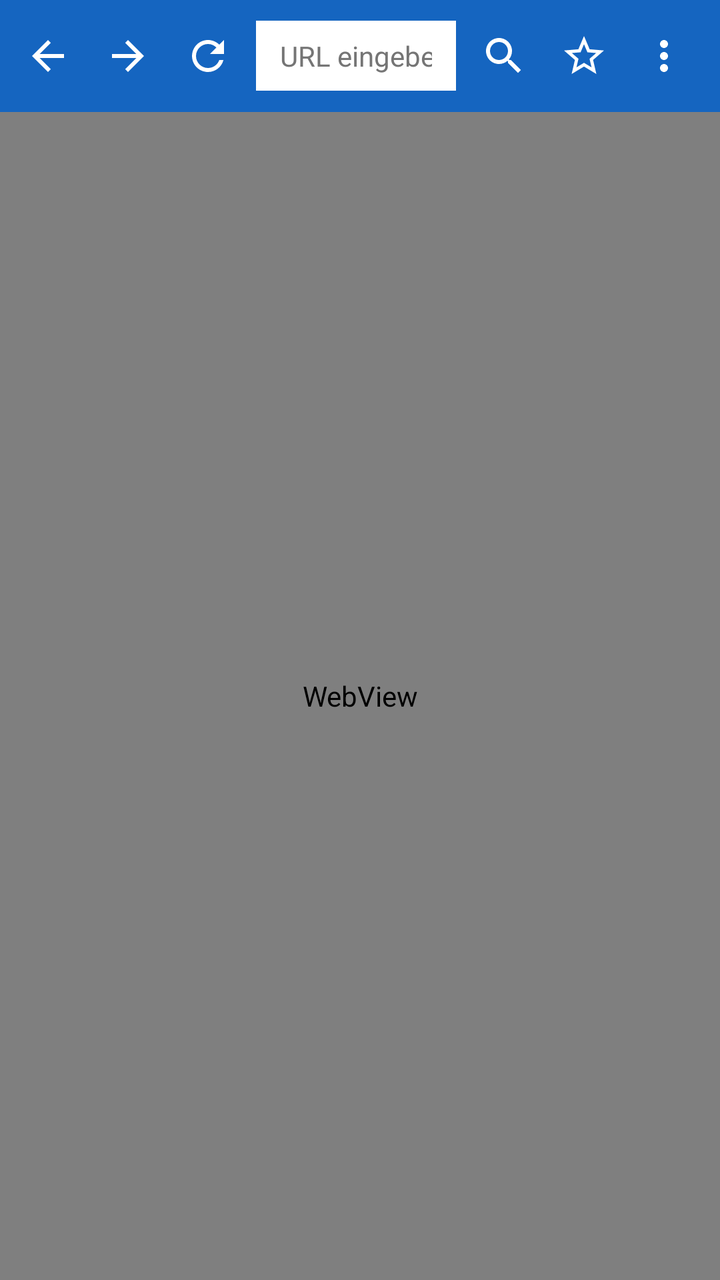
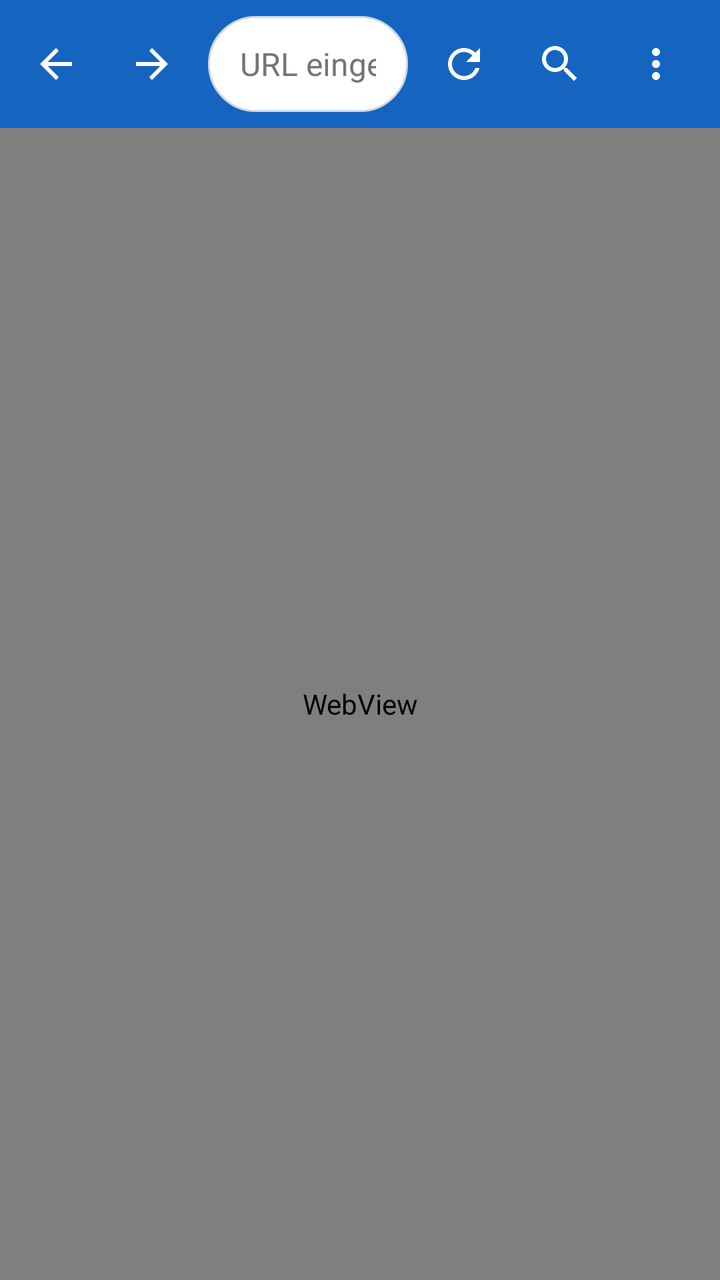

Before-and-after screenshots of an Android layout around one commit, followed by the original layout XML and the change that was made.
<!-- AndroidManifest.xml: activity theme Theme.VideoDownloader -->
<!-- res/layout/activity_main.xml -->
<?xml version="1.0" encoding="utf-8"?>
<androidx.constraintlayout.widget.ConstraintLayout xmlns:android="http://schemas.android.com/apk/res/android"
    xmlns:app="http://schemas.android.com/apk/res-auto"
    android:layout_width="match_parent"
    android:layout_height="match_parent">

    <LinearLayout
        android:id="@+id/toolbar"
        android:layout_width="0dp"
        android:layout_height="wrap_content"
        android:background="@color/primary"
        android:gravity="center_vertical"
        android:orientation="horizontal"
        android:paddingStart="4dp"
        android:paddingTop="8dp"
        android:paddingEnd="8dp"
        android:paddingBottom="8dp"
        app:layout_constraintEnd_toEndOf="parent"
        app:layout_constraintStart_toStartOf="parent"
        app:layout_constraintTop_toTopOf="parent">

        <ImageButton
            android:id="@+id/btnBack"
            style="?attr/borderlessButtonStyle"
            android:layout_width="40dp"
            android:layout_height="40dp"
            android:background="?attr/selectableItemBackgroundBorderless"
            android:contentDescription="@string/action_back"
            android:src="@drawable/ic_back"
            app:tint="#FFFFFF" />

        <ImageButton
            android:id="@+id/btnForward"
            style="?attr/borderlessButtonStyle"
            android:layout_width="40dp"
            android:layout_height="40dp"
            android:background="?attr/selectableItemBackgroundBorderless"
            android:contentDescription="@string/action_forward"
            android:src="@drawable/ic_forward"
            app:tint="#FFFFFF" />

        <ImageButton
            android:id="@+id/btnReload"
            style="?attr/borderlessButtonStyle"
            android:layout_width="40dp"
            android:layout_height="40dp"
            android:background="?attr/selectableItemBackgroundBorderless"
            android:contentDescription="@string/action_reload"
            android:src="@drawable/ic_refresh"
            app:tint="#FFFFFF" />

        <EditText
            android:id="@+id/addressBar"
            android:layout_width="0dp"
            android:layout_height="wrap_content"
            android:layout_marginStart="4dp"
            android:layout_weight="1"
            android:background="@android:color/white"
            android:hint="@string/address_bar_hint"
            android:imeOptions="actionGo"
            android:inputType="textUri"
            android:maxLines="1"
            android:paddingStart="12dp"
            android:paddingTop="8dp"
            android:paddingEnd="12dp"
            android:paddingBottom="8dp"
            android:selectAllOnFocus="true"
            android:singleLine="true"
            android:textColor="#000000"
            android:textColorHint="#757575"
            android:textCursorDrawable="@null"
            android:textSize="14sp" />

        <ImageButton
            android:id="@+id/btnScan"
            android:layout_width="40dp"
            android:layout_height="40dp"
            android:layout_marginStart="4dp"
            android:background="?attr/selectableItemBackgroundBorderless"
            android:contentDescription="@string/action_scan"
            android:src="@drawable/ic_search" />

        <ImageButton
            android:id="@+id/btnBookmark"
            android:layout_width="40dp"
            android:layout_height="40dp"
            android:background="?attr/selectableItemBackgroundBorderless"
            android:contentDescription="@string/action_bookmark_add"
            android:src="@drawable/ic_star_outline" />

        <ImageButton
            android:id="@+id/btnMenu"
            android:layout_width="40dp"
            android:layout_height="40dp"
            android:background="?attr/selectableItemBackgroundBorderless"
            android:contentDescription="@string/action_menu"
            android:src="@drawable/ic_more_vert" />
    </LinearLayout>

    <ProgressBar
        android:id="@+id/progressBar"
        style="?android:attr/progressBarStyleHorizontal"
        android:layout_width="0dp"
        android:layout_height="3dp"
        android:max="100"
        android:visibility="gone"
        app:layout_constraintEnd_toEndOf="parent"
        app:layout_constraintStart_toStartOf="parent"
        app:layout_constraintTop_toBottomOf="@id/toolbar" />

    <WebView
        android:id="@+id/webView"
        android:layout_width="0dp"
        android:layout_height="0dp"
        app:layout_constraintBottom_toBottomOf="parent"
        app:layout_constraintEnd_toEndOf="parent"
        app:layout_constraintStart_toStartOf="parent"
        app:layout_constraintTop_toBottomOf="@id/progressBar" />

    
    <WebView
        android:id="@+id/crawlerWebView"
        android:layout_width="0dp"
        android:layout_height="0dp"
        android:visibility="invisible"
        app:layout_constraintBottom_toBottomOf="parent"
        app:layout_constraintEnd_toEndOf="parent"
        app:layout_constraintStart_toStartOf="parent"
        app:layout_constraintTop_toBottomOf="@id/progressBar" />

    <FrameLayout
        android:id="@+id/fullscreenContainer"
        android:layout_width="match_parent"
        android:layout_height="match_parent"
        android:background="#000000"
        android:visibility="gone"
        app:layout_constraintBottom_toBottomOf="parent"
        app:layout_constraintEnd_toEndOf="parent"
        app:layout_constraintStart_toStartOf="parent"
        app:layout_constraintTop_toTopOf="parent" />

</androidx.constraintlayout.widget.ConstraintLayout>
<!-- resources referenced by this layout -->
<resources>
  <color name="primary">#1565C0</color>
  <!-- drawable ic_back (drawable) -->
  <vector xmlns:android="http://schemas.android.com/apk/res/android"
      android:width="24dp"
      android:height="24dp"
      android:viewportWidth="24"
      android:viewportHeight="24">
      <path
          android:fillColor="#FF000000"
          android:pathData="M20,11H7.83l5.59,-5.59L12,4l-8,8 8,8 1.41,-1.41L7.83,13H20v-2z" />
  </vector>
  <!-- drawable ic_forward (drawable) -->
  <vector xmlns:android="http://schemas.android.com/apk/res/android"
      android:width="24dp"
      android:height="24dp"
      android:viewportWidth="24"
      android:viewportHeight="24">
      <path
          android:fillColor="#FF000000"
          android:pathData="M12,4l-1.41,1.41L16.17,11H4v2h12.17l-5.58,5.59L12,20l8,-8z" />
  </vector>
  <!-- drawable ic_more_vert (drawable) -->
  <vector xmlns:android="http://schemas.android.com/apk/res/android"
      android:width="24dp"
      android:height="24dp"
      android:viewportWidth="24"
      android:viewportHeight="24"
      android:tint="#FFFFFFFF">
      <path
          android:fillColor="#FFFFFFFF"
          android:pathData="M12,8c1.1,0 2,-0.9 2,-2s-0.9,-2 -2,-2 -2,0.9 -2,2 0.9,2 2,2zM12,10c-1.1,0 -2,0.9 -2,2s0.9,2 2,2 2,-0.9 2,-2 -0.9,-2 -2,-2zM12,16c-1.1,0 -2,0.9 -2,2s0.9,2 2,2 2,-0.9 2,-2 -0.9,-2 -2,-2z" />
  </vector>
  <!-- drawable ic_refresh (drawable) -->
  <vector xmlns:android="http://schemas.android.com/apk/res/android"
      android:width="24dp"
      android:height="24dp"
      android:viewportWidth="24"
      android:viewportHeight="24">
      <path
          android:fillColor="#FF000000"
          android:pathData="M17.65,6.35C16.2,4.9 14.21,4 12,4c-4.42,0 -7.99,3.58 -7.99,8s3.57,8 7.99,8c3.73,0 6.84,-2.55 7.73,-6h-2.08c-0.82,2.33 -3.04,4 -5.65,4 -3.31,0 -6,-2.69 -6,-6s2.69,-6 6,-6c1.66,0 3.14,0.69 4.22,1.78L13,11h7V4l-2.35,2.35z" />
  </vector>
  <!-- drawable ic_search (drawable) -->
  <vector xmlns:android="http://schemas.android.com/apk/res/android"
      android:width="24dp"
      android:height="24dp"
      android:viewportWidth="24"
      android:viewportHeight="24"
      android:tint="#FFFFFFFF">
      <path
          android:fillColor="#FFFFFFFF"
          android:pathData="M15.5,14h-0.79l-0.28,-0.27C15.41,12.59 16,11.11 16,9.5 16,5.91 13.09,3 9.5,3S3,5.91 3,9.5 5.91,16 9.5,16c1.61,0 3.09,-0.59 4.23,-1.57l0.27,0.28v0.79l5,4.99L20.49,19l-4.99,-5zM9.5,14C7.01,14 5,11.99 5,9.5S7.01,5 9.5,5 14,7.01 14,9.5 11.99,14 9.5,14z" />
  </vector>
  <!-- drawable ic_star_outline (drawable) -->
  <vector xmlns:android="http://schemas.android.com/apk/res/android"
      android:width="24dp"
      android:height="24dp"
      android:viewportWidth="24"
      android:viewportHeight="24"
      android:tint="#FFFFFFFF">
      <path
          android:fillColor="#FFFFFFFF"
          android:pathData="M22,9.24l-7.19,-0.62L12,2 9.19,8.63 2,9.24l5.46,4.73L5.82,21 12,17.27 18.18,21l-1.63,-7.03L22,9.24zM12,15.4l-3.76,2.27 1,-4.28 -3.32,-2.88 4.38,-0.38L12,6.1l1.71,4.04 4.38,0.38 -3.32,2.88 1,4.28L12,15.4z" />
  </vector>
  <string name="action_back">Zurück</string>
  <string name="action_bookmark_add">Zu Favoriten hinzufügen</string>
  <string name="action_forward">Vorwärts</string>
  <string name="action_menu">Weitere Optionen</string>
  <string name="action_reload">Neu laden</string>
  <string name="action_scan">Medien auf dieser Seite suchen</string>
  <string name="address_bar_hint">URL eingeben oder suchen…</string>
  <style name="Theme.VideoDownloader" parent="Theme.MaterialComponents.DayNight.NoActionBar">
          <item name="colorPrimary">@color/primary</item>
          <item name="colorPrimaryDark">@color/primary_dark</item>
          <item name="colorAccent">@color/accent</item>
          <item name="android:statusBarColor" tools:targetApi="21">@color/primary_dark</item>
          <item name="android:windowBackground">@color/background</item>
      </style>
  <color name="primary_dark">#0D47A1</color>
  <color name="accent">#00897B</color>
  <color name="background">#FFFFFF</color>
</resources>

<!-- the commit's change to res/layout/activity_main.xml (unified diff, before → after) -->
@@ -22,78 +22,75 @@
         <ImageButton
             android:id="@+id/btnBack"
             style="?attr/borderlessButtonStyle"
-            android:layout_width="40dp"
-            android:layout_height="40dp"
+            android:layout_width="48dp"
+            android:layout_height="48dp"
             android:background="?attr/selectableItemBackgroundBorderless"
             android:contentDescription="@string/action_back"
+            android:padding="12dp"
             android:src="@drawable/ic_back"
             app:tint="#FFFFFF" />
 
         <ImageButton
             android:id="@+id/btnForward"
             style="?attr/borderlessButtonStyle"
-            android:layout_width="40dp"
-            android:layout_height="40dp"
+            android:layout_width="48dp"
+            android:layout_height="48dp"
             android:background="?attr/selectableItemBackgroundBorderless"
             android:contentDescription="@string/action_forward"
+            android:padding="12dp"
             android:src="@drawable/ic_forward"
             app:tint="#FFFFFF" />
 
-        <ImageButton
-            android:id="@+id/btnReload"
-            style="?attr/borderlessButtonStyle"
-            android:layout_width="40dp"
-            android:layout_height="40dp"
-            android:background="?attr/selectableItemBackgroundBorderless"
-            android:contentDescription="@string/action_reload"
-            android:src="@drawable/ic_refresh"
-            app:tint="#FFFFFF" />
-
+        
         <EditText
             android:id="@+id/addressBar"
             android:layout_width="0dp"
-            android:layout_height="wrap_content"
+            android:layout_height="48dp"
             android:layout_marginStart="4dp"
             android:layout_weight="1"
-            android:background="@android:color/white"
+            android:background="@drawable/bg_address_bar"
+            android:gravity="center_vertical"
             android:hint="@string/address_bar_hint"
             android:imeOptions="actionGo"
             android:inputType="textUri"
             android:maxLines="1"
-            android:paddingStart="12dp"
-            android:paddingTop="8dp"
-            android:paddingEnd="12dp"
-            android:paddingBottom="8dp"
+            android:paddingStart="16dp"
+            android:paddingEnd="16dp"
             android:selectAllOnFocus="true"
             android:singleLine="true"
             android:textColor="#000000"
             android:textColorHint="#757575"
             android:textCursorDrawable="@null"
-            android:textSize="14sp" />
+            android:textSize="16sp" />
+
+        <ImageButton
+            android:id="@+id/btnReload"
+            style="?attr/borderlessButtonStyle"
+            android:layout_width="48dp"
+            android:layout_height="48dp"
+            android:layout_marginStart="4dp"
+            android:background="?attr/selectableItemBackgroundBorderless"
+            android:contentDescription="@string/action_reload"
+            android:padding="12dp"
+            android:src="@drawable/ic_refresh"
+            app:tint="#FFFFFF" />
 
         <ImageButton
             android:id="@+id/btnScan"
-            android:layout_width="40dp"
-            android:layout_height="40dp"
-            android:layout_marginStart="4dp"
+            android:layout_width="48dp"
+            android:layout_height="48dp"
             android:background="?attr/selectableItemBackgroundBorderless"
             android:contentDescription="@string/action_scan"
+            android:padding="12dp"
             android:src="@drawable/ic_search" />
 
         <ImageButton
-            android:id="@+id/btnBookmark"
-            android:layout_width="40dp"
-            android:layout_height="40dp"
-            android:background="?attr/selectableItemBackgroundBorderless"
-            android:contentDescription="@string/action_bookmark_add"
-            android:src="@drawable/ic_star_outline" />
-
-        <ImageButton
             android:id="@+id/btnMenu"
-            android:layout_width="40dp"
-            android:layout_height="40dp"
+            android:layout_width="48dp"
+            android:layout_height="48dp"
             android:background="?attr/selectableItemBackgroundBorderless"
             android:contentDescription="@string/action_menu"
+            android:padding="12dp"
             android:src="@drawable/ic_more_vert" />
     </LinearLayout>
 
<!-- resource entries referenced after the edit -->
@@ -1,6 +1,16 @@
 <!-- resources referenced by this layout -->
 <resources>
   <color name="primary">#1565C0</color>
+  <!-- drawable bg_address_bar (drawable) -->
+  <?xml version="1.0" encoding="utf-8"?>
+  <shape xmlns:android="http://schemas.android.com/apk/res/android"
+      android:shape="rectangle">
+      <solid android:color="@android:color/white" />
+      <corners android:radius="24dp" />
+      <stroke
+          android:width="1dp"
+          android:color="#D0D8E0" />
+  </shape>
   <!-- drawable ic_back (drawable) -->
   <vector xmlns:android="http://schemas.android.com/apk/res/android"
       android:width="24dp"
@@ -53,19 +63,7 @@
           android:fillColor="#FFFFFFFF"
           android:pathData="M15.5,14h-0.79l-0.28,-0.27C15.41,12.59 16,11.11 16,9.5 16,5.91 13.09,3 9.5,3S3,5.91 3,9.5 5.91,16 9.5,16c1.61,0 3.09,-0.59 4.23,-1.57l0.27,0.28v0.79l5,4.99L20.49,19l-4.99,-5zM9.5,14C7.01,14 5,11.99 5,9.5S7.01,5 9.5,5 14,7.01 14,9.5 11.99,14 9.5,14z" />
   </vector>
-  <!-- drawable ic_star_outline (drawable) -->
-  <vector xmlns:android="http://schemas.android.com/apk/res/android"
-      android:width="24dp"
-      android:height="24dp"
-      android:viewportWidth="24"
-      android:viewportHeight="24"
-      android:tint="#FFFFFFFF">
-      <path
-          android:fillColor="#FFFFFFFF"
-          android:pathData="M22,9.24l-7.19,-0.62L12,2 9.19,8.63 2,9.24l5.46,4.73L5.82,21 12,17.27 18.18,21l-1.63,-7.03L22,9.24zM12,15.4l-3.76,2.27 1,-4.28 -3.32,-2.88 4.38,-0.38L12,6.1l1.71,4.04 4.38,0.38 -3.32,2.88 1,4.28L12,15.4z" />
-  </vector>
   <string name="action_back">Zurück</string>
-  <string name="action_bookmark_add">Zu Favoriten hinzufügen</string>
   <string name="action_forward">Vorwärts</string>
   <string name="action_menu">Weitere Optionen</string>
   <string name="action_reload">Neu laden</string>
